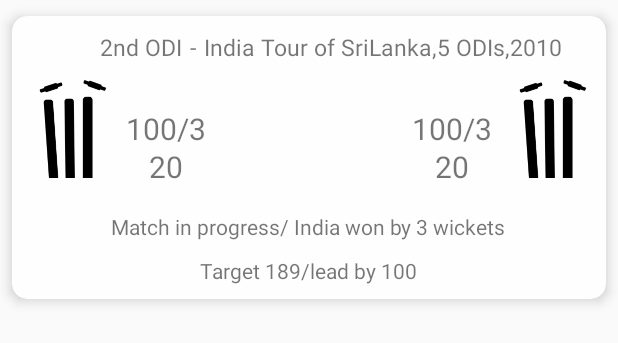
After one commit to preetishnsrk/FreeHit, an Android app: the layout match_cards.xml on its own in the app's theme, with its tools: preview values and no code run, on a phone screen of 412 x 824 dp. The commit adds this screen. Shown: the top 343 px of the screen. Run offline under Robolectric (Android 15) with nearby library versions, the phone set to English and light mode, and no system bars.

Commit message:
match fragment front end created ( with page indicators )

```diff
--- a/app/build.gradle
+++ b/app/build.gradle
@@ -31,5 +31,8 @@ dependencies {
     compile 'com.android.support.constraint:constraint-layout:1.0.2'
     compile 'com.wang.avi:library:2.1.3'
     compile 'com.nostra13.universalimageloader:universal-image-loader:1.9.5'
+    compile 'com.android.support:cardview-v7:23.0.1'
+    compile 'com.android.support:recyclerview-v7:23.0.1'
+    compile 'me.relex:circleindicator:1.2.1@aar'
     testCompile 'junit:junit:4.12'
 }
--- /dev/null
+++ b/app/src/main/res/layout/match_cards.xml
@@ -0,0 +1,151 @@
+<?xml version="1.0" encoding="utf-8"?>
+<LinearLayout
+    xmlns:android="http://schemas.android.com/apk/res/android"
+    xmlns:tools="http://schemas.android.com/tools"
+    android:layout_width="match_parent"
+    android:layout_height="match_parent"
+    android:orientation="vertical"
+    android:tag="cards main container">
+
+    <android.support.v7.widget.CardView
+        android:id="@+id/card_view"
+        xmlns:card_view="http://schemas.android.com/apk/res-auto"
+        android:layout_width="match_parent"
+        android:layout_height="210dp"
+        card_view:cardBackgroundColor="@color/color_white"
+        card_view:cardCornerRadius="10dp"
+        card_view:cardElevation="5dp"
+        card_view:cardUseCompatPadding="true">
+
+        <RelativeLayout
+            android:layout_width="wrap_content"
+            android:layout_height="wrap_content"
+            android:layout_gravity="center_horizontal">
+            <TextView
+                android:id="@+id/match_name"
+                android:layout_width="wrap_content"
+                android:layout_height="wrap_content"
+                android:textSize="15sp"
+                android:paddingStart="30dp"
+                android:paddingTop="10dp"
+                tools:text="2nd ODI"/>
+
+            <TextView
+                android:id="@+id/match_series_separator"
+                android:layout_toRightOf="@+id/match_name"
+                android:layout_width="wrap_content"
+                android:layout_height="wrap_content"
+                android:textSize="15sp"
+                android:paddingTop="10dp"
+                android:paddingStart="5dp"
+                android:text="-"
+                />
+
+            <TextView
+                android:id="@+id/series_name"
+                android:layout_toRightOf="@+id/match_series_separator"
+                android:layout_width="wrap_content"
+                android:layout_height="wrap_content"
+                android:textSize="15sp"
+                android:paddingStart="5dp"
+                android:paddingTop="10dp"
+
+                tools:text="India Tour of SriLanka,5 ODIs,2010"
+                />
+        </RelativeLayout>
+        <LinearLayout
+            android:layout_width="match_parent"
+            android:layout_height="wrap_content"
+            android:orientation="vertical">
+
+            <RelativeLayout
+                android:layout_width="wrap_content"
+                android:layout_height="wrap_content"
+                android:layout_marginTop="20dp">
+
+                <ImageView
+                    android:id="@+id/team_logo_1"
+                    android:tag="image_tag"
+                    android:layout_alignParentStart="true"
+                    android:layout_width="65dp"
+                    android:layout_height="100dp"
+                    android:layout_margin="5dp"
+                    android:src="@drawable/matches"/>
+
+                <TextView
+                    android:id="@+id/score_team_1"
+                    android:layout_centerVertical="true"
+                    android:layout_width="wrap_content"
+                    android:layout_height="wrap_content"
+                    android:textSize="20sp"
+                    tools:text="100/3"
+                    android:layout_toEndOf="@+id/team_logo_1"/>
+
+                <TextView
+                    android:id="@+id/overs_team_1"
+                    android:layout_width="wrap_content"
+                    android:layout_height="wrap_content"
+                    android:textSize="20sp"
+                    android:paddingTop="50dp"
+                    android:paddingStart="15dp"
+                    tools:text="20"
+                    android:layout_centerVertical="true"
+                    android:layout_toEndOf="@+id/team_logo_1" />
+
+                <ImageView
+                    android:id="@+id/team_logo_2"
+                    android:layout_alignParentEnd="true"
+                    android:tag="image_tag"
+                    android:layout_width="65dp"
+                    android:layout_height="100dp"
+                    android:layout_margin="5dp"
+                    android:src="@drawable/matches"/>
+
+                <TextView
+                    android:id="@+id/score_team_2"
+                    android:layout_width="wrap_content"
+                    android:layout_height="wrap_content"
+                    android:layout_centerVertical="true"
+                    android:textSize="20sp"
+                    tools:text="100/3"
+                    android:layout_toStartOf="@+id/team_logo_2"/>
+
+                <TextView
+                    android:id="@+id/overs_team_2"
+                    android:layout_width="wrap_content"
+                    android:layout_height="wrap_content"
+                    android:layout_below="@+id/score_team_2"
+                    android:layout_centerVertical="true"
+                    android:textSize="20sp"
+                    android:paddingTop="50dp"
+                    android:paddingEnd="15dp"
+                    android:layout_toStartOf="@+id/team_logo_2"
+                    tools:text="20"/>
+
+            </RelativeLayout>
+
+            <TextView
+                android:id="@+id/match_status_result"
+                android:layout_width="wrap_content"
+                android:layout_height="wrap_content"
+                android:layout_gravity="center_horizontal"
+                tools:text="Match in progress/ India won by 3 wickets"/>
+
+            <TextView
+                android:id="@+id/target_leadby"
+                android:layout_width="wrap_content"
+                android:layout_height="wrap_content"
+                android:paddingTop="10dp"
+                android:layout_gravity="center_horizontal"
+                tools:text="Target 189/lead by 100"
+                />
+
+        </LinearLayout>
+
+
+
+
+    </android.support.v7.widget.CardView>
+
+
+</LinearLayout>
--- a/app/src/main/res/values/colors.xml
+++ b/app/src/main/res/values/colors.xml
@@ -4,6 +4,8 @@
     <color name="colorPrimaryDark">#303F9F</color>
     <color name="colorAccent">#FF4081</color>
     <color name="divider">#BDBDBD</color>
-
+    <color name="grey_300">#E0E0E0</color>
+    <color name="color_white">#fefefe</color>
+    <color name="match_background">#BBDEFB</color>
 
 </resources>
--- /dev/null
+++ b/app/src/main/res/values/dimens.xml
@@ -0,0 +1,5 @@
+<resources>
+    <!-- Default screen margins, per the Android Design guidelines. -->
+    <dimen name="activity_horizontal_margin">16dp</dimen>
+    <dimen name="activity_vertical_margin">16dp</dimen>
+</resources>
```
Also changed, not shown: app/src/main/java/com/debut/ellipsis/freehit/MatchCardItem.java (added, +124 -0 lines), app/src/main/java/com/debut/ellipsis/freehit/MatchesFragment.java (+26 -2 lines), app/src/main/java/com/debut/ellipsis/freehit/MatchesItemAdapter.java (+65 -2 lines), app/src/main/java/com/debut/ellipsis/freehit/MyData.java (added, +30 -0 lines), app/src/main/res/layout/fragment_matches.xml (+27 -6 lines), 1 other file.
